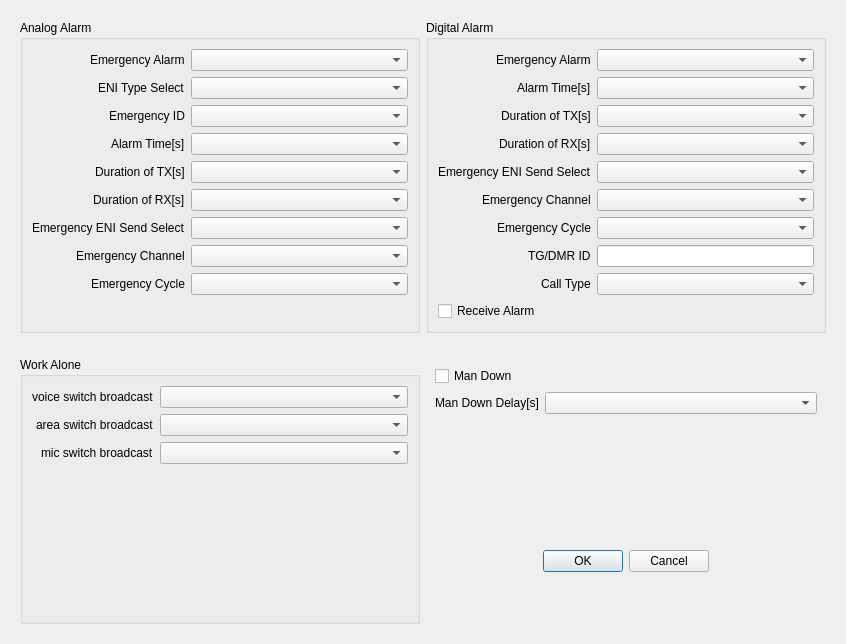
xbenkozx/anytone-cps, file desktop/src/ui/alert_settings_dialog.ui: the form before one commit.
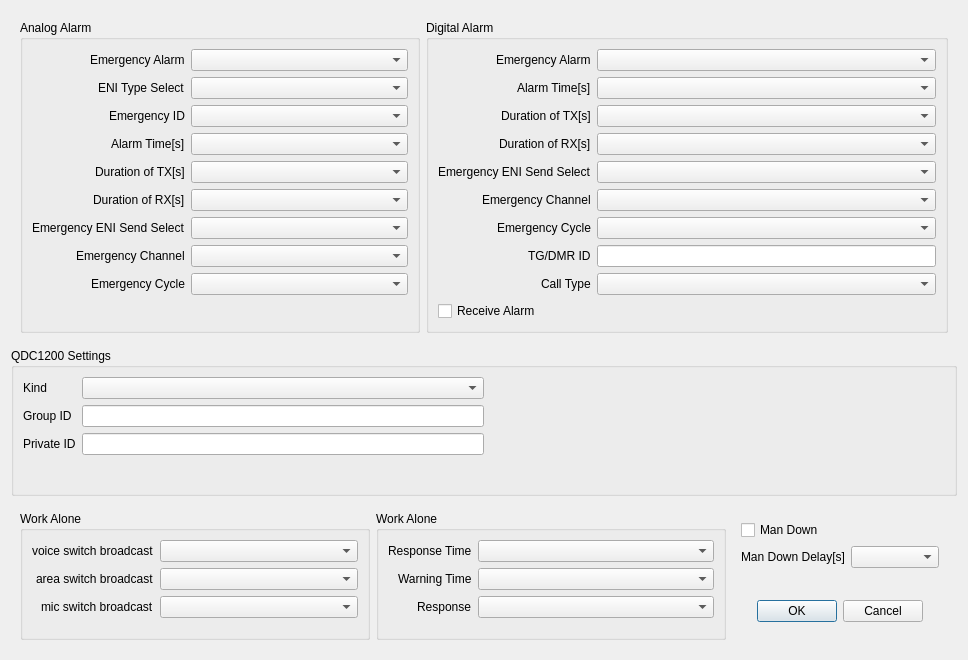
The form after the commit.

```diff
--- a/desktop/src/ui/alert_settings_dialog.ui
+++ b/desktop/src/ui/alert_settings_dialog.ui
@@ -6,8 +6,8 @@
    <rect>
     <x>0</x>
     <y>0</y>
-    <width>842</width>
-    <height>644</height>
+    <width>968</width>
+    <height>660</height>
    </rect>
   </property>
   <property name="windowTitle">
@@ -251,6 +251,70 @@
      </layout>
     </widget>
    </item>
+   <item>
+    <widget class="QGroupBox" name="qdcSettings">
+     <property name="title">
+      <string>QDC1200 Settings</string>
+     </property>
+     <layout class="QHBoxLayout" name="horizontalLayout_5">
+      <item>
+       <layout class="QFormLayout" name="formLayout_3">
+        <item row="0" column="0">
+         <widget class="QLabel" name="label_26">
+          <property name="text">
+           <string>Kind</string>
+          </property>
+         </widget>
+        </item>
+        <item row="1" column="0">
+         <widget class="QLabel" name="label_27">
+          <property name="text">
+           <string>Group ID</string>
+          </property>
+         </widget>
+        </item>
+        <item row="2" column="0">
+         <widget class="QLabel" name="label_28">
+          <property name="text">
+           <string>Private ID</string>
+          </property>
+         </widget>
+        </item>
+        <item row="0" column="1">
+         <widget class="QComboBox" name="qdcKindCmbx"/>
+        </item>
+        <item row="1" column="1">
+         <widget class="QLineEdit" name="qdcGroupId">
+          <property name="maxLength">
+           <number>3</number>
+          </property>
+         </widget>
+        </item>
+        <item row="2" column="1">
+         <widget class="QLineEdit" name="qdcPrivateId">
+          <property name="maxLength">
+           <number>4</number>
+          </property>
+         </widget>
+        </item>
+       </layout>
+      </item>
+      <item>
+       <spacer name="horizontalSpacer_3">
+        <property name="orientation">
+         <enum>Qt::Orientation::Horizontal</enum>
+        </property>
+        <property name="sizeHint" stdset="0">
+         <size>
+          <width>40</width>
+          <height>20</height>
+         </size>
+        </property>
+       </spacer>
+      </item>
+     </layout>
+    </widget>
+   </item>
    <item>
     <widget class="QWidget" name="widget_2" native="true">
      <layout class="QHBoxLayout" name="horizontalLayout_2">
@@ -258,7 +322,7 @@
        <widget class="QGroupBox" name="groupBox_3">
         <property name="minimumSize">
          <size>
-          <width>400</width>
+          <width>350</width>
           <height>0</height>
          </size>
         </property>
@@ -267,7 +331,7 @@
         </property>
         <layout class="QVBoxLayout" name="verticalLayout_3">
          <item>
-          <layout class="QFormLayout" name="formLayout_3">
+          <layout class="QFormLayout" name="formLayout_5">
            <property name="labelAlignment">
             <set>Qt::AlignmentFlag::AlignRight|Qt::AlignmentFlag::AlignTrailing|Qt::AlignmentFlag::AlignVCenter</set>
            </property>
@@ -306,6 +370,92 @@
         </layout>
        </widget>
       </item>
+      <item>
+       <widget class="QGroupBox" name="workAloneD890UV">
+        <property name="minimumSize">
+         <size>
+          <width>350</width>
+          <height>0</height>
+         </size>
+        </property>
+        <property name="title">
+         <string>Work Alone</string>
+        </property>
+        <layout class="QVBoxLayout" name="verticalLayout_5">
+         <item>
+          <layout class="QFormLayout" name="formLayout_6">
+           <property name="labelAlignment">
+            <set>Qt::AlignmentFlag::AlignRight|Qt::AlignmentFlag::AlignTrailing|Qt::AlignmentFlag::AlignVCenter</set>
+           </property>
+           <item row="0" column="0">
+            <widget class="QLabel" name="label_23">
+             <property name="text">
+              <string>Response Time</string>
+             </property>
+            </widget>
+           </item>
+           <item row="1" column="0">
+            <widget class="QLabel" name="label_24">
+             <property name="text">
+              <string>Warning Time</string>
+             </property>
+            </widget>
+           </item>
+           <item row="2" column="0">
+            <widget class="QLabel" name="label_25">
+             <property name="text">
+              <string>Response</string>
+             </property>
+            </widget>
+           </item>
+           <item row="0" column="1">
+            <widget class="QComboBox" name="workAloneResponseTimeCmbx">
+             <property name="minimumSize">
+              <size>
+               <width>0</width>
+               <height>0</height>
+              </size>
+             </property>
+            </widget>
+           </item>
+           <item row="1" column="1">
+            <widget class="QComboBox" name="workAloneWarningTimeCmbx">
+             <property name="minimumSize">
+              <size>
+               <width>0</width>
+               <height>0</height>
+              </size>
+             </property>
+            </widget>
+           </item>
+           <item row="2" column="1">
+            <widget class="QComboBox" name="workAloneResponseCmbx">
+             <property name="minimumSize">
+              <size>
+               <width>0</width>
+               <height>0</height>
+              </size>
+             </property>
+            </widget>
+           </item>
+          </layout>
+         </item>
+        </layout>
+       </widget>
+      </item>
+      <item>
+       <spacer name="horizontalSpacer_4">
+        <property name="orientation">
+         <enum>Qt::Orientation::Horizontal</enum>
+        </property>
+        <property name="sizeHint" stdset="0">
+         <size>
+          <width>40</width>
+          <height>20</height>
+         </size>
+        </property>
+       </spacer>
+      </item>
       <item>
        <widget class="QWidget" name="widget_3" native="true">
         <layout class="QVBoxLayout" name="verticalLayout_4">
```
Left out of the diff: 4 changed lines with no effect on the pictures.
